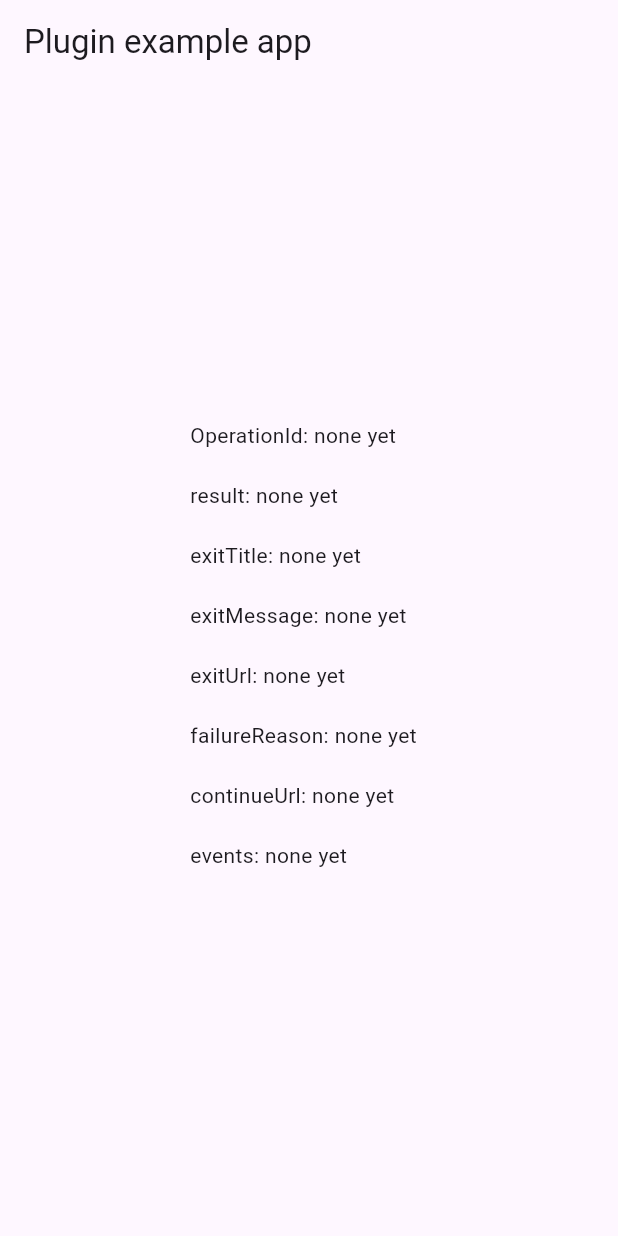
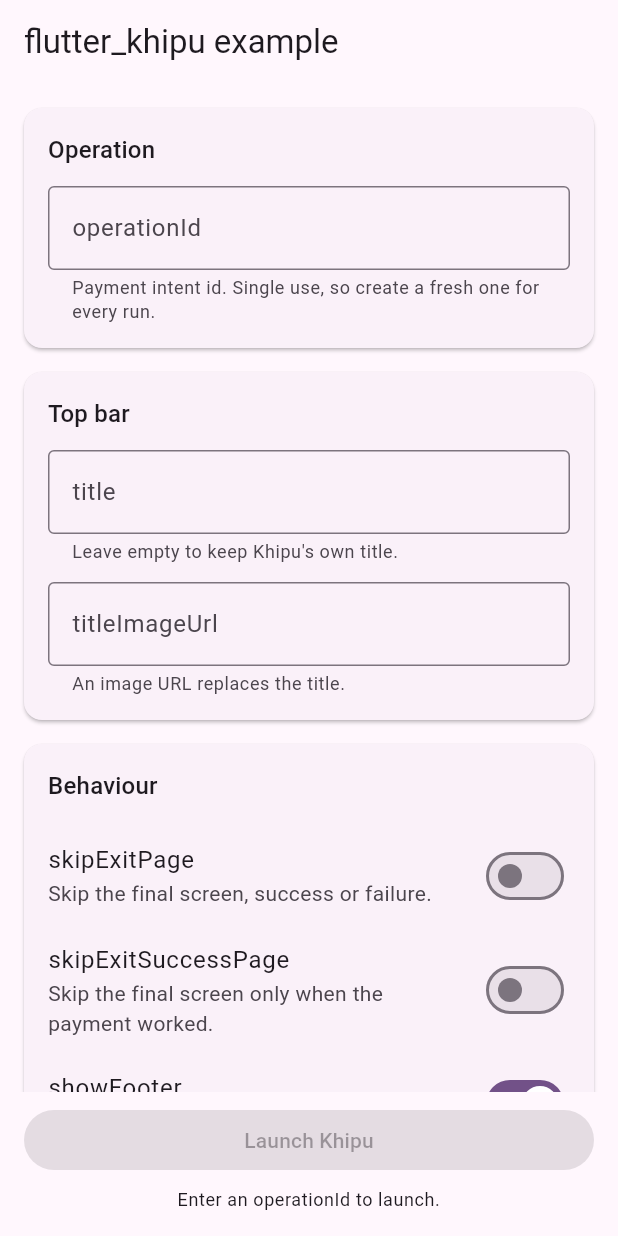
Before and after one commit to khipu/flutter_khipu, a Flutter app: the screen it shows after launch, on a phone screen of 412 x 824 dp. Run offline on Flutter 3.47's test engine with Material 3 defaults, Android fonts, the phone set to English and light mode, and no system bars; our stand-ins replace plugin_platform_interface.

Commit message:
feat(example): let every option be toggled before launching Khipu
The old example launched Khipu from initState with a hardcoded operationId
and every interesting option commented out, so trying anything meant editing
code and hot restarting.

Now it is a form: an editable operationId, the top bar fields, the five
behaviour switches, theme and locale, and colours via presets with the twelve
hex fields behind an expander. A Launch button replaces the automatic start,
and the result card lists every field that came back — including the empty
ones, so an absent value is distinguishable from an overlooked one.

The startOperation call stays in main.dart, unadorned, since that is the part
a merchant comes here to copy.

Widget tests cover what analyze cannot: that the tree builds without throwing
and that the launch button stays disabled until an operationId is present.

Co-Authored-By: Claude Opus 5 (1M context) <noreply@anthropic.com>

```diff
--- a/example/lib/main.dart
+++ b/example/lib/main.dart
@@ -1,93 +1,120 @@
 import 'package:flutter/material.dart';
-import 'dart:async';
-
 import 'package:flutter/services.dart';
 import 'package:flutter_khipu/flutter_khipu.dart';
+
+import 'demo_settings.dart';
+import 'options_form.dart';
+import 'result_card.dart';
 
 void main() {
   runApp(const MyApp());
 }
 
-class MyApp extends StatefulWidget {
+class MyApp extends StatelessWidget {
   const MyApp({super.key});
 
   @override
-  State<MyApp> createState() => _MyAppState();
+  Widget build(BuildContext context) {
+    return MaterialApp(
+      title: 'flutter_khipu example',
+      theme: ThemeData(
+        colorSchemeSeed: const Color(0xFF8347AD),
+        useMaterial3: true,
+      ),
+      home: const DemoPage(),
+    );
+  }
 }
 
-class _MyAppState extends State<MyApp> {
-  KhipuResult _result = KhipuResult();
-  final _flutterKhipuPlugin = FlutterKhipu();
+class DemoPage extends StatefulWidget {
+  const DemoPage({super.key});
 
   @override
-  void initState() {
-    super.initState();
-    initPlatformState();
-  }
+  State<DemoPage> createState() => _DemoPageState();
+}
 
-  // Platform messages are asynchronous, so we initialize in an async method.
-  Future<void> initPlatformState() async {
-    KhipuResult result;
-    // Platform messages may fail, so we use a try/catch PlatformException.
-    // We also handle the message potentially returning null.
+class _DemoPageState extends State<DemoPage> {
+  final FlutterKhipu _khipu = FlutterKhipu();
+  final KhipuDemoSettings _settings = KhipuDemoSettings();
+
+  KhipuResult? _result;
+  String? _error;
+  bool _running = false;
+
+  /// The whole integration is these few lines: build the options and call
+  /// `startOperation`. Everything else in this app is the form that fills them.
+  Future<void> _launch() async {
+    setState(() {
+      _running = true;
+      _result = null;
+      _error = null;
+    });
+
     try {
-      KhipuStartOperationOptions options = KhipuStartOperationOptions(
-          operationId: 'z9clsen4t7ik',
-          locale: 'es_CL',
-          title: 'FlutterKhipu',
-          skipExitPage: false,
-          skipExitSuccessPage: true,
-          theme: 'light',
-          //showFooter: true,
-          //showMerchantLogo: true,
-          //showPaymentDetails: true,
-          colors: KhipuColors(
-              // darkBackground: '#00ff00',
-              // darkPrimary: '#ff0000',
-              // darkOnBackground: '#0000ff',
-              // darkTopBarContainer: '#ffffff',
-              // darkOnTopBarContainer: '#333333'
-              ));
-
-      result =
-          await _flutterKhipuPlugin.startOperation(options) ?? KhipuResult();
-    } on PlatformException {
-      result = KhipuResult();
+      final KhipuResult? result = await _khipu.startOperation(
+        _settings.toOptions(),
+      );
+      if (!mounted) {
+        return;
+      }
+      setState(() => _result = result);
+    } on PlatformException catch (exception) {
+      if (!mounted) {
+        return;
+      }
+      setState(() => _error = '${exception.code}: ${exception.message}');
+    } finally {
+      if (mounted) {
+        setState(() => _running = false);
+      }
     }
-
-    // If the widget was removed from the tree while the asynchronous platform
-    // message was in flight, we want to discard the reply rather than calling
-    // setState to update our non-existent appearance.
-    if (!mounted) return;
-
-    setState(() {
-      _result = result;
-    });
   }
 
   @override
   Widget build(BuildContext context) {
-    return MaterialApp(
-      home: Scaffold(
-        appBar: AppBar(
-          title: const Text('Plugin example app'),
-        ),
-        body: Center(
-            child: Column(
-          crossAxisAlignment: CrossAxisAlignment.start,
-          mainAxisSize: MainAxisSize.min,
-          children: <Widget>[
-            Text('OperationId: ${_result.operationId ?? 'none yet'}  \n'),
-            Text('result: ${_result.result ?? 'none yet'}  \n'),
-            Text('exitTitle: ${_result.exitTitle ?? 'none yet'}  \n'),
-            Text('exitMessage: ${_result.exitMessage ?? 'none yet'}  \n'),
-            Text('exitUrl: ${_result.exitUrl ?? 'none yet'}  \n'),
-            Text('failureReason: ${_result.failureReason ?? 'none yet'}  \n'),
-            Text('continueUrl: ${_result.continueUrl ?? 'none yet'}  \n'),
-            Text(
-                'events: ${_result.events?.map((event) => '${event.name}(${event.type}) ${event.timestamp}').join(" - ") ?? 'none yet'}  \n'),
-          ],
-        )),
+    final bool canLaunch =
+        !_running && _settings.operationId.trim().isNotEmpty;
+
+    return Scaffold(
+      appBar: AppBar(title: const Text('flutter_khipu example')),
+      body: Column(
+        children: <Widget>[
+          Expanded(
+            child: ListView(
+              padding: const EdgeInsets.all(16),
+              children: <Widget>[
+                OptionsForm(
+                  settings: _settings,
+                  onChanged: () => setState(() {}),
+                ),
+                ResultCard(result: _result, error: _error),
+              ],
+            ),
+          ),
+          SafeArea(
+            child: Padding(
+              padding: const EdgeInsets.fromLTRB(16, 8, 16, 16),
+              child: Column(
+                crossAxisAlignment: CrossAxisAlignment.stretch,
+                children: <Widget>[
+                  FilledButton(
+                    onPressed: canLaunch ? _launch : null,
+                    child: Text(_running ? 'Running…' : 'Launch Khipu'),
+                  ),
+                  if (!_running && _settings.operationId.trim().isEmpty)
+                    Padding(
+                      padding: const EdgeInsets.only(top: 8),
+                      child: Text(
+                        'Enter an operationId to launch.',
+                        textAlign: TextAlign.center,
+                        style: Theme.of(context).textTheme.bodySmall,
+                      ),
+                    ),
+                ],
+              ),
+            ),
+          ),
+        ],
       ),
     );
   }
--- /dev/null
+++ b/example/lib/options_form.dart
@@ -0,0 +1,314 @@
+import 'package:flutter/material.dart';
+
+import 'demo_settings.dart';
+
+/// Lets you flip every option Khipu accepts before launching it.
+///
+/// Owns the text controllers because picking a colour preset has to push new
+/// values into the twelve hex fields.
+class OptionsForm extends StatefulWidget {
+  const OptionsForm({
+    super.key,
+    required this.settings,
+    required this.onChanged,
+  });
+
+  final KhipuDemoSettings settings;
+
+  /// Called after any edit, so the page can re-evaluate the launch button.
+  final VoidCallback onChanged;
+
+  @override
+  State<OptionsForm> createState() => _OptionsFormState();
+}
+
+class _OptionsFormState extends State<OptionsForm> {
+  late final TextEditingController _operationId;
+  late final TextEditingController _title;
+  late final TextEditingController _titleImageUrl;
+  late final Map<String, TextEditingController> _colorFields;
+
+  /// Which preset is highlighted. Editing a hex field by hand clears it,
+  /// because the palette no longer matches any preset.
+  String? _preset;
+
+  @override
+  void initState() {
+    super.initState();
+    final KhipuDemoSettings settings = widget.settings;
+    _operationId = TextEditingController(text: settings.operationId);
+    _title = TextEditingController(text: settings.title);
+    _titleImageUrl = TextEditingController(text: settings.titleImageUrl);
+    _colorFields = <String, TextEditingController>{
+      for (final String field in KhipuDemoSettings.colorFieldNames)
+        field: TextEditingController(text: settings.colors[field] ?? ''),
+    };
+  }
+
+  @override
+  void dispose() {
+    _operationId.dispose();
+    _title.dispose();
+    _titleImageUrl.dispose();
+    for (final TextEditingController controller in _colorFields.values) {
+      controller.dispose();
+    }
+    super.dispose();
+  }
+
+  void _applyPreset(String? name) {
+    setState(() {
+      _preset = name;
+      widget.settings.applyColorPreset(name);
+      for (final String field in KhipuDemoSettings.colorFieldNames) {
+        _colorFields[field]!.text = widget.settings.colors[field] ?? '';
+      }
+    });
+    widget.onChanged();
+  }
+
+  void _editColor(String field, String value) {
+    final String trimmed = value.trim();
+    if (trimmed.isEmpty) {
+      widget.settings.colors.remove(field);
+    } else {
+      widget.settings.colors[field] = trimmed;
+    }
+    if (_preset != null) {
+      setState(() => _preset = null);
+    }
+    widget.onChanged();
+  }
+
+  @override
+  Widget build(BuildContext context) {
+    final KhipuDemoSettings settings = widget.settings;
+
+    return Column(
+      crossAxisAlignment: CrossAxisAlignment.stretch,
+      children: <Widget>[
+        _Section(
+          title: 'Operation',
+          children: <Widget>[
+            _text(
+              controller: _operationId,
+              label: 'operationId',
+              helper: 'Payment intent id. Single use, so create a fresh one '
+                  'for every run.',
+              onChanged: (String value) {
+                settings.operationId = value;
+                widget.onChanged();
+              },
+            ),
+          ],
+        ),
+        _Section(
+          title: 'Top bar',
+          children: <Widget>[
+            _text(
+              controller: _title,
+              label: 'title',
+              helper: 'Leave empty to keep Khipu\'s own title.',
+              onChanged: (String value) {
+                settings.title = value;
+                widget.onChanged();
+              },
+            ),
+            const SizedBox(height: 12),
+            _text(
+              controller: _titleImageUrl,
+              label: 'titleImageUrl',
+              helper: 'An image URL replaces the title.',
+              onChanged: (String value) {
+                settings.titleImageUrl = value;
+                widget.onChanged();
+              },
+            ),
+          ],
+        ),
+        _Section(
+          title: 'Behaviour',
+          children: <Widget>[
+            _switch(
+              label: 'skipExitPage',
+              subtitle: 'Skip the final screen, success or failure.',
+              value: settings.skipExitPage,
+              onChanged: (bool value) => settings.skipExitPage = value,
+            ),
+            _switch(
+              label: 'skipExitSuccessPage',
+              subtitle: 'Skip the final screen only when the payment worked.',
+              value: settings.skipExitSuccessPage,
+              onChanged: (bool value) => settings.skipExitSuccessPage = value,
+            ),
+            _switch(
+              label: 'showFooter',
+              subtitle: 'Show the footer with the Khipu logo.',
+              value: settings.showFooter,
+              onChanged: (bool value) => settings.showFooter = value,
+            ),
+            _switch(
+              label: 'showMerchantLogo',
+              subtitle: 'Show the merchant logo.',
+              value: settings.showMerchantLogo,
+              onChanged: (bool value) => settings.showMerchantLogo = value,
+            ),
+            _switch(
+              label: 'showPaymentDetails',
+              subtitle: 'Show the payment breakdown.',
+              value: settings.showPaymentDetails,
+              onChanged: (bool value) => settings.showPaymentDetails = value,
+            ),
+          ],
+        ),
+        _Section(
+          title: 'Theme and locale',
+          children: <Widget>[
+            _label(context, 'theme'),
+            const SizedBox(height: 8),
+            SegmentedButton<String>(
+              segments: <ButtonSegment<String>>[
+                for (final String theme in KhipuDemoSettings.themes)
+                  ButtonSegment<String>(value: theme, label: Text(theme)),
+              ],
+              selected: <String>{settings.theme},
+              onSelectionChanged: (Set<String> selection) {
+                setState(() => settings.theme = selection.first);
+                widget.onChanged();
+              },
+            ),
+            const SizedBox(height: 20),
+            _label(context, 'locale'),
+            const SizedBox(height: 8),
+            SegmentedButton<String>(
+              segments: <ButtonSegment<String>>[
+                for (final String locale in KhipuDemoSettings.locales)
+                  ButtonSegment<String>(value: locale, label: Text(locale)),
+              ],
+              selected: <String>{settings.locale},
+              onSelectionChanged: (Set<String> selection) {
+                setState(() => settings.locale = selection.first);
+                widget.onChanged();
+              },
+            ),
+          ],
+        ),
+        _Section(
+          title: 'Colors',
+          children: <Widget>[
+            Text(
+              'Default leaves the colors option unset, so Khipu uses its own '
+              'palette.',
+              style: Theme.of(context).textTheme.bodySmall,
+            ),
+            const SizedBox(height: 12),
+            Wrap(
+              spacing: 8,
+              runSpacing: 8,
+              children: <Widget>[
+                ChoiceChip(
+                  label: const Text('Default'),
+                  selected: _preset == null,
+                  onSelected: (bool _) => _applyPreset(null),
+                ),
+                for (final String name in KhipuDemoSettings.colorPresets.keys)
+                  ChoiceChip(
+                    label: Text(name),
+                    selected: _preset == name,
+                    onSelected: (bool _) => _applyPreset(name),
+                  ),
+              ],
+            ),
+            const SizedBox(height: 8),
+            ExpansionTile(
+              title: const Text('Edit the twelve values'),
+              tilePadding: EdgeInsets.zero,
+              childrenPadding: const EdgeInsets.only(bottom: 8),
+              children: <Widget>[
+                for (final String field in KhipuDemoSettings.colorFieldNames)
+                  Padding(
+                    padding: const EdgeInsets.only(bottom: 12),
+                    child: TextField(
+                      controller: _colorFields[field],
+                      decoration: InputDecoration(
+                        labelText: field,
+                        hintText: '#RRGGBB',
+                        border: const OutlineInputBorder(),
+                        isDense: true,
+                      ),
+                      onChanged: (String value) => _editColor(field, value),
+                    ),
+                  ),
+              ],
+            ),
+          ],
+        ),
+      ],
+    );
+  }
+
+  Widget _label(BuildContext context, String text) {
+    return Text(text, style: Theme.of(context).textTheme.labelLarge);
+  }
+
+  Widget _text({
+    required TextEditingController controller,
+    required String label,
+    required String helper,
+    required ValueChanged<String> onChanged,
+  }) {
+    return TextField(
+      controller: controller,
+      decoration: InputDecoration(
+        labelText: label,
+        helperText: helper,
+        helperMaxLines: 2,
+        border: const OutlineInputBorder(),
+      ),
+      onChanged: onChanged,
+    );
+  }
+
+  Widget _switch({
+    required String label,
+    required String subtitle,
+    required bool value,
+    required ValueChanged<bool> onChanged,
+  }) {
+    return SwitchListTile(
+      title: Text(label),
+      subtitle: Text(subtitle),
+      value: value,
+      contentPadding: EdgeInsets.zero,
+      onChanged: (bool next) {
+        setState(() => onChanged(next));
+        widget.onChanged();
+      },
+    );
+  }
+}
+
+class _Section extends StatelessWidget {
+  const _Section({required this.title, required this.children});
+
+  final String title;
+  final List<Widget> children;
+
+  @override
+  Widget build(BuildContext context) {
+    return Card(
+      margin: const EdgeInsets.only(bottom: 16),
+      child: Padding(
+        padding: const EdgeInsets.all(16),
+        child: Column(
+          crossAxisAlignment: CrossAxisAlignment.stretch,
+          children: <Widget>[
+            Text(title, style: Theme.of(context).textTheme.titleMedium),
+            const SizedBox(height: 12),
+            ...children,
+          ],
+        ),
+      ),
+    );
+  }
+}
```
Also changed, not shown: example/lib/result_card.dart (added, +115 -0 lines), 1 other file.
